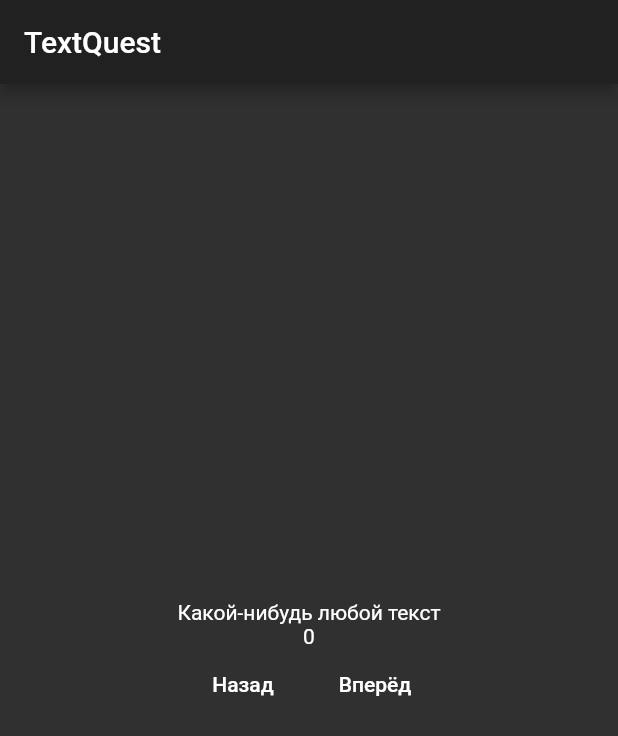
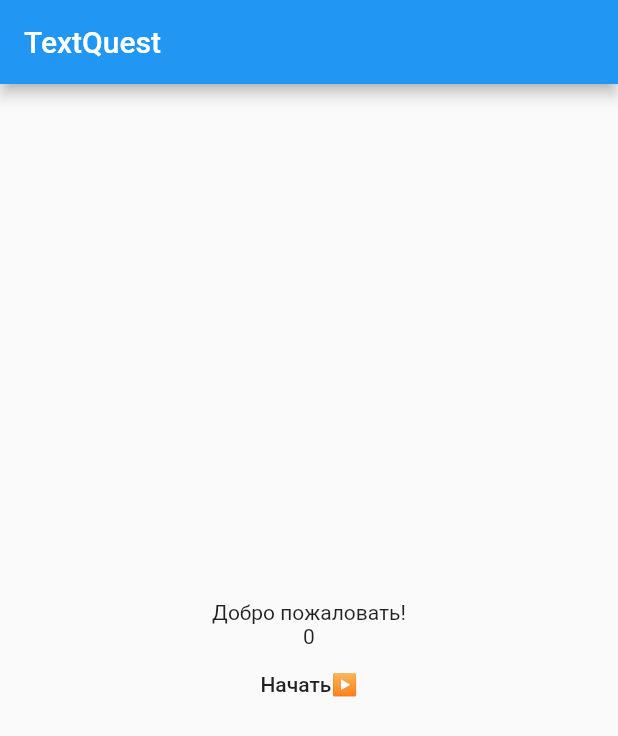
Before and after one commit to ivatar39/text_quest, a Flutter app: the screen it shows after launch, on a phone screen of 412 x 824 dp. Shown: the top 736 px of the screen. Run offline on Flutter 3.47's test engine with Material 2 defaults, Android fonts, the phone set to English and light mode, and no system bars.

Commit message:
Смена encounter

```diff
--- a/lib/main.dart
+++ b/lib/main.dart
@@ -1,4 +1,6 @@
 import 'package:flutter/material.dart';
+import 'package:text_quest/constants.dart';
+import 'package:text_quest/encounter.dart';
 
 void main() => runApp(MyApp());
 
@@ -12,13 +14,30 @@ class MyApp extends StatefulWidget {
 }
 
 class _MyAppState extends State<MyApp> {
-  int stage = 0;
+  int stage; // Текущая стадия
+  Encounter encounter; // Текущее событие
+
+  @override
+  void initState() {
+    // Срабатывает при появлении экрана
+    stage = 0;
+    encounter = encounters[stage];
+
+    super.initState();
+  }
 
   @override
   Widget build(BuildContext context) {
+    void nextStage(int nextStage) {
+      setState(() {
+        stage = nextStage;
+        encounter = encounters[stage];
+      });
+    }
+
     return MaterialApp(
       debugShowCheckedModeBanner: false,
-      theme: ThemeData.dark(),
+      theme: ThemeData.light(),
       home: Scaffold(
         appBar: AppBar(
           title: Text('TextQuest'),
@@ -27,23 +46,15 @@ class _MyAppState extends State<MyApp> {
           child: Column(
             mainAxisAlignment: MainAxisAlignment.center,
             children: <Widget>[
-              Text('Какой-нибудь любой текст'),
+              Text(encounter.text),
               Text('$stage'),
               Row(
                 mainAxisAlignment: MainAxisAlignment.center,
                 children: <Widget>[
                   MaterialButton(
-                    child: Text('Назад'),
+                    child: Text(encounter.options[0].text),
                     onPressed: () {
-                      setState(() => stage--);
-                      print('hello $stage');
-                    },
-                  ),
-                  MaterialButton(
-                    child: Text('Вперёд'),
-                    onPressed: () {
-                      setState(() => stage++);
-                      print('hello $stage');
+                      nextStage(encounter.options[0].id);
                     },
                   ),
                 ],
```
